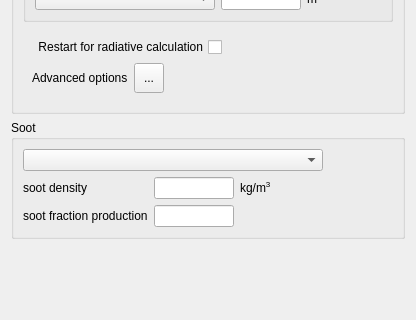
Old version of the form gui/Pages/ThermalForm.ui in the repository code-saturne/code_saturne; both pictures show x 0 to 416 and y 247 to 567 of the 416 by 567 pixel window.
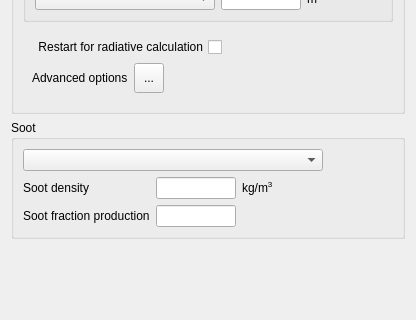
New version of the form. Icons and pictures are not drawn.

Commit message: Little changes (Capital letters etc)

The edit to the form file:
```diff
--- a/gui/Pages/ThermalForm.ui
+++ b/gui/Pages/ThermalForm.ui
@@ -103,7 +103,7 @@
         <item row="1" column="0">
          <widget class="QLabel" name="labelSootFraction">
           <property name="text">
-           <string>soot fraction production</string>
+           <string>Soot fraction production</string>
           </property>
          </widget>
         </item>
@@ -123,7 +123,7 @@
         <item row="0" column="0">
          <widget class="QLabel" name="labelSootDensity">
           <property name="text">
-           <string>soot density</string>
+           <string>Soot density</string>
           </property>
          </widget>
         </item>
```
The commit also changes 2 other files.
